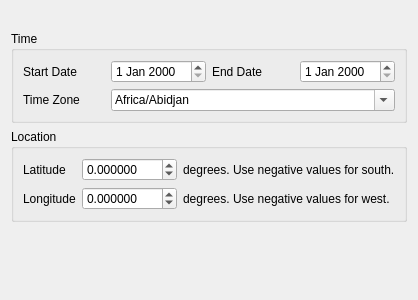
Before: the Qt Designer form desktop/reporting/reports/sun/criteria.ui in davidrg/zxweather, drawn with Qt 5.
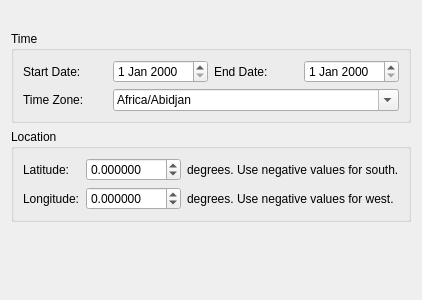
After: the same form once the commit is applied.

Commit message: desktop: Fix inconsistent use of colons in field labels

What changed in the file:
```diff
--- a/desktop/reporting/reports/sun/criteria.ui
+++ b/desktop/reporting/reports/sun/criteria.ui
@@ -33,21 +33,21 @@
       <item row="0" column="0">
        <widget class="QLabel" name="label_5">
         <property name="text">
-         <string>Start Date</string>
+         <string>Start Date:</string>
         </property>
        </widget>
       </item>
       <item row="0" column="2">
        <widget class="QLabel" name="label_6">
         <property name="text">
-         <string>End Date</string>
+         <string>End Date:</string>
         </property>
        </widget>
       </item>
       <item row="1" column="0">
        <widget class="QLabel" name="label_8">
         <property name="text">
-         <string>Time Zone</string>
+         <string>Time Zone:</string>
         </property>
        </widget>
       </item>
@@ -3039,14 +3039,14 @@
       <item row="1" column="0">
        <widget class="QLabel" name="label_2">
         <property name="text">
-         <string>Longitude</string>
+         <string>Longitude:</string>
         </property>
        </widget>
       </item>
       <item row="0" column="0">
        <widget class="QLabel" name="label">
         <property name="text">
-         <string>Latitude</string>
+         <string>Latitude:</string>
         </property>
        </widget>
       </item>
```
The commit also changes 7 other files.
